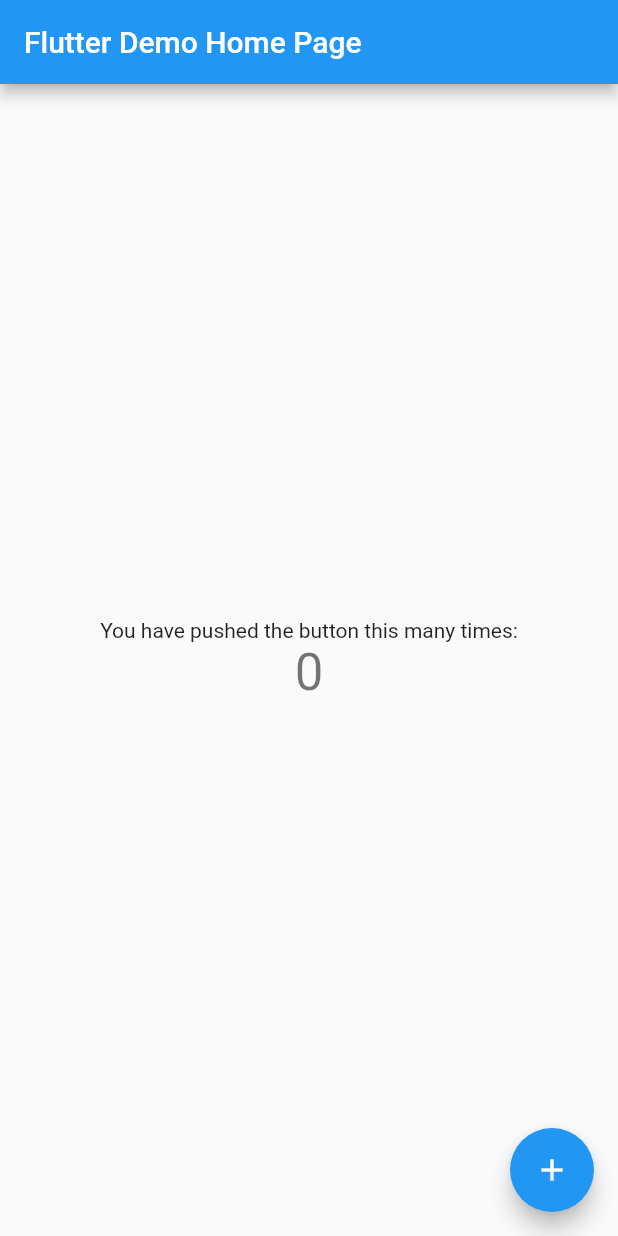
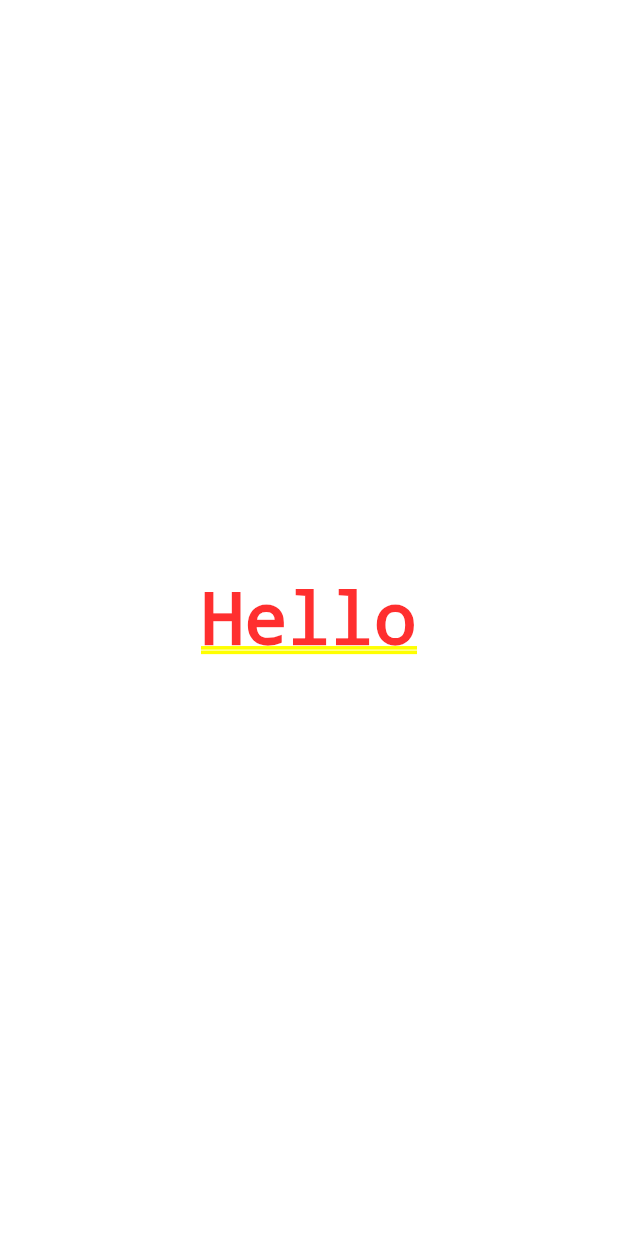
Before and after one commit to gpetuhov/FlutterTutorial, a Flutter app: the screen it shows after launch, on a phone screen of 412 x 824 dp. Run offline on Flutter 3.47's test engine with Material 2 defaults, Android fonts, the phone set to English and light mode, and no system bars.

Commit message:
Add Hello

```diff
--- a/01-FirstApp/first_app/lib/main.dart
+++ b/01-FirstApp/first_app/lib/main.dart
@@ -1,113 +1,13 @@
 import 'package:flutter/material.dart';
 
+// Add commas after each round bracket
+// (this will help automatically format code)
 void main() {
-  runApp(MyApp());
+  runApp(
+    MaterialApp(
+      home: Center(
+        child: Text('Hello'),
+      ),
+    ),
+  );
 }
-
-class MyApp extends StatelessWidget {
-  // This widget is the root of your application.
-  @override
-  Widget build(BuildContext context) {
-    return MaterialApp(
-      title: 'Flutter Demo',
-      theme: ThemeData(
-        // This is the theme of your application.
-        //
-        // Try running your application with "flutter run". You'll see the
-        // application has a blue toolbar. Then, without quitting the app, try
-        // changing the primarySwatch below to Colors.green and then invoke
-        // "hot reload" (press "r" in the console where you ran "flutter run",
-        // or simply save your changes to "hot reload" in a Flutter IDE).
-        // Notice that the counter didn't reset back to zero; the application
-        // is not restarted.
-        primarySwatch: Colors.blue,
-      ),
-      home: MyHomePage(title: 'Flutter Demo Home Page'),
-    );
-  }
-}
-
-class MyHomePage extends StatefulWidget {
-  MyHomePage({Key? key, required this.title}) : super(key: key);
-
-  // This widget is the home page of your application. It is stateful, meaning
-  // that it has a State object (defined below) that contains fields that affect
-  // how it looks.
-
-  // This class is the configuration for the state. It holds the values (in this
-  // case the title) provided by the parent (in this case the App widget) and
-  // used by the build method of the State. Fields in a Widget subclass are
-  // always marked "final".
-
-  final String title;
-
-  @override
-  _MyHomePageState createState() => _MyHomePageState();
-}
-
-class _MyHomePageState extends State<MyHomePage> {
-  int _counter = 0;
-
-  void _incrementCounter() {
-    setState(() {
-      // This call to setState tells the Flutter framework that something has
-      // changed in this State, which causes it to rerun the build method below
-      // so that the display can reflect the updated values. If we changed
-      // _counter without calling setState(), then the build method would not be
-      // called again, and so nothing would appear to happen.
-      _counter++;
-    });
-  }
-
-  @override
-  Widget build(BuildContext context) {
-    // This method is rerun every time setState is called, for instance as done
-    // by the _incrementCounter method above.
-    //
-    // The Flutter framework has been optimized to make rerunning build methods
-    // fast, so that you can just rebuild anything that needs updating rather
-    // than having to individually change instances of widgets.
-    return Scaffold(
-      appBar: AppBar(
-        // Here we take the value from the MyHomePage object that was created by
-        // the App.build method, and use it to set our appbar title.
-        title: Text(widget.title),
-      ),
-      body: Center(
-        // Center is a layout widget. It takes a single child and positions it
-        // in the middle of the parent.
-        child: Column(
-          // Column is also a layout widget. It takes a list of children and
-          // arranges them vertically. By default, it sizes itself to fit its
-          // children horizontally, and tries to be as tall as its parent.
-          //
-          // Invoke "debug painting" (press "p" in the console, choose the
-          // "Toggle Debug Paint" action from the Flutter Inspector in Android
-          // Studio, or the "Toggle Debug Paint" command in Visual Studio Code)
-          // to see the wireframe for each widget.
-          //
-          // Column has various properties to control how it sizes itself and
-          // how it positions its children. Here we use mainAxisAlignment to
-          // center the children vertically; the main axis here is the vertical
-          // axis because Columns are vertical (the cross axis would be
-          // horizontal).
-          mainAxisAlignment: MainAxisAlignment.center,
-          children: <Widget>[
-            Text(
-              'You have pushed the button this many times:',
-            ),
-            Text(
-              '$_counter',
-              style: Theme.of(context).textTheme.headline4,
-            ),
-          ],
-        ),
-      ),
-      floatingActionButton: FloatingActionButton(
-        onPressed: _incrementCounter,
-        tooltip: 'Increment',
-        child: Icon(Icons.add),
-      ), // This trailing comma makes auto-formatting nicer for build methods.
-    );
-  }
-}
```
Also changed, not shown: 1 other file.
